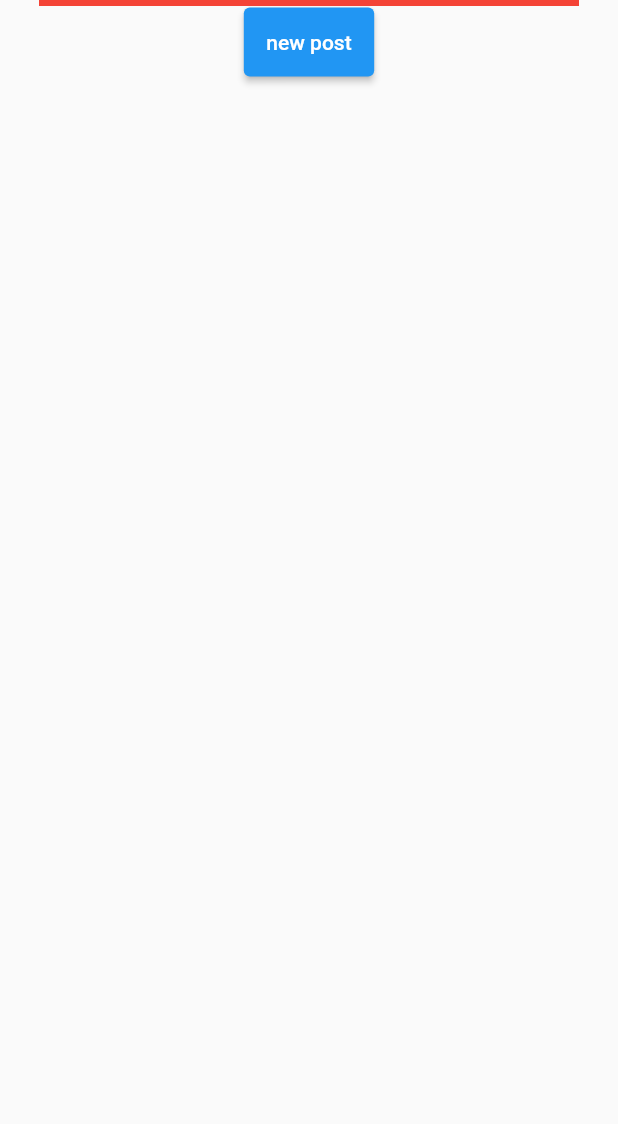
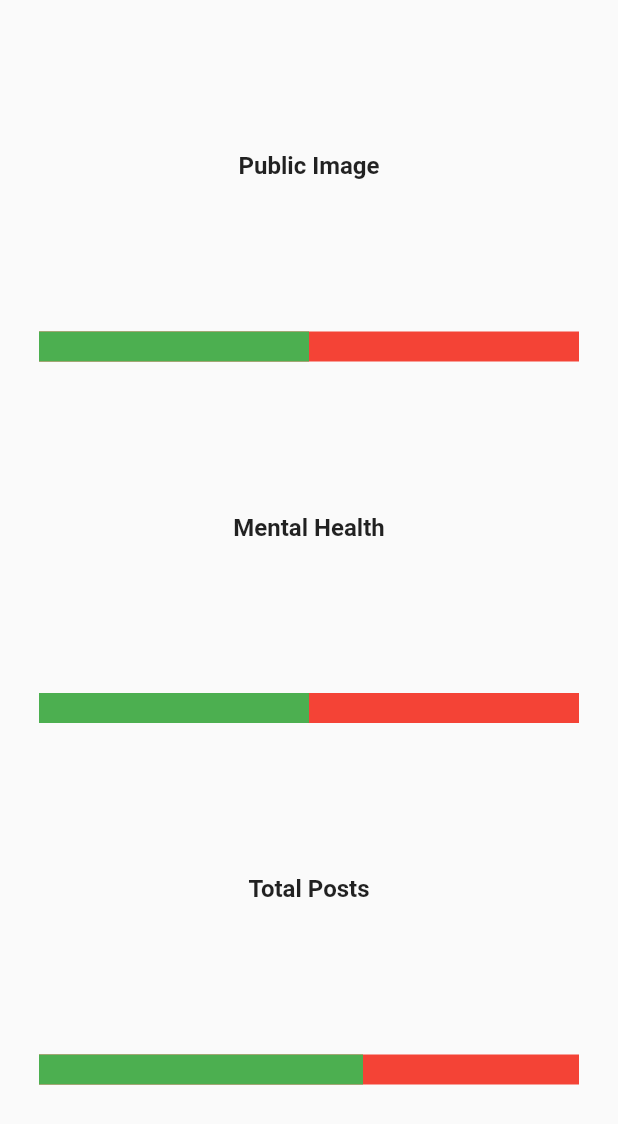
Before and after one commit to megang33/hothweb, a Flutter app: the LinearProgressIndicatorClass widget shown alone on an empty page, opened directly, on a phone screen of 412 x 824 dp. Shown: the top 1124 px of the screen. Run offline on Flutter 3.47's test engine with Material 2 defaults, Android fonts, the phone set to English and light mode, and no system bars.

Commit message:
evenly spaced progress bars

```diff
--- a/lib/views/home/home_view.dart
+++ b/lib/views/home/home_view.dart
@@ -20,7 +20,7 @@ class HomeView extends StatelessWidget {
                 Body(),
               Expanded(
                 child: Center(
-                  child: LinearProgressIndicatorClass(),
+                  child: LinearProgressIndicatorClass()
                   ),
               )
               ]),
--- a/lib/widgets/progress_bar/progress_bar.dart
+++ b/lib/widgets/progress_bar/progress_bar.dart
@@ -6,37 +6,83 @@ class LinearProgressIndicatorClass extends StatefulWidget {
 }
 
 class _LinearProgressIndicatorClassState extends State<LinearProgressIndicatorClass> {
-  double progress = 0.0;
+  double progress = 0.5;
 
   @override
   Widget build(BuildContext context) {
     return Container(
         padding: const EdgeInsets.symmetric(horizontal:26),
         child: Column(
+          mainAxisAlignment: MainAxisAlignment.spaceEvenly,
           children: [
+            Text(
+              "Public Image",
+              textAlign: TextAlign.left,
+              style: TextStyle(
+              fontSize: 16,
+              fontWeight: FontWeight.bold,
+
+            ),
+            ),
             LinearProgressIndicator(
-            backgroundColor: Colors.red,
-            valueColor: AlwaysStoppedAnimation<Color>(Colors.green),
-            value: progress,
+              minHeight: 20,
+              backgroundColor: Colors.red,
+              valueColor: AlwaysStoppedAnimation<Color>(Colors.green),
+              value: progress,
+
             ),
-          ElevatedButton(
-          style: ElevatedButton.styleFrom(
-            padding: EdgeInsets.all(15)
-          ),
-          child: Text('new post'),
-          onPressed:(){
-            if(progress >= 0.9){
-              setState(() {
-                progress = 0.0;
-              });
-            }
-            else{
-              setState(() {
-                progress += 0.1;
-              });
-            }
-          }
-        )
+          //   ElevatedButton(
+          //     style: ElevatedButton.styleFrom(
+          //     padding: EdgeInsets.all(15)
+          //   ),
+          //   child: Text('new post'),
+          //   onPressed:(){
+          //     if(progress >= 0.9){
+          //       setState(() {
+          //         progress = 0.0;
+          //       });
+          //     }
+          //     else{
+          //       setState(() {
+          //         progress += 0.1;
+          //       });
+          //     }
+          //   }
+          // ),
+
+          Text(
+              "Mental Health",
+              textAlign: TextAlign.left,
+              style: TextStyle(
+              fontSize: 16,
+              fontWeight: FontWeight.bold,
+
+            ),
+            ),
+            LinearProgressIndicator(
+              minHeight: 20,
+              backgroundColor: Colors.red,
+              valueColor: AlwaysStoppedAnimation<Color>(Colors.green),
+              value: 0.5,
+
+            ),
+
+           Text(
+              "Total Posts",
+              textAlign: TextAlign.left,
+              style: TextStyle(
+              fontSize: 16,
+              fontWeight: FontWeight.bold,
+
+            ),
+            ),
+            LinearProgressIndicator(
+              minHeight: 20,
+              backgroundColor: Colors.red,
+              valueColor: AlwaysStoppedAnimation<Color>(Colors.green),
+              value: 0.6,
+
+            ),
         ]
       ),
 
```
